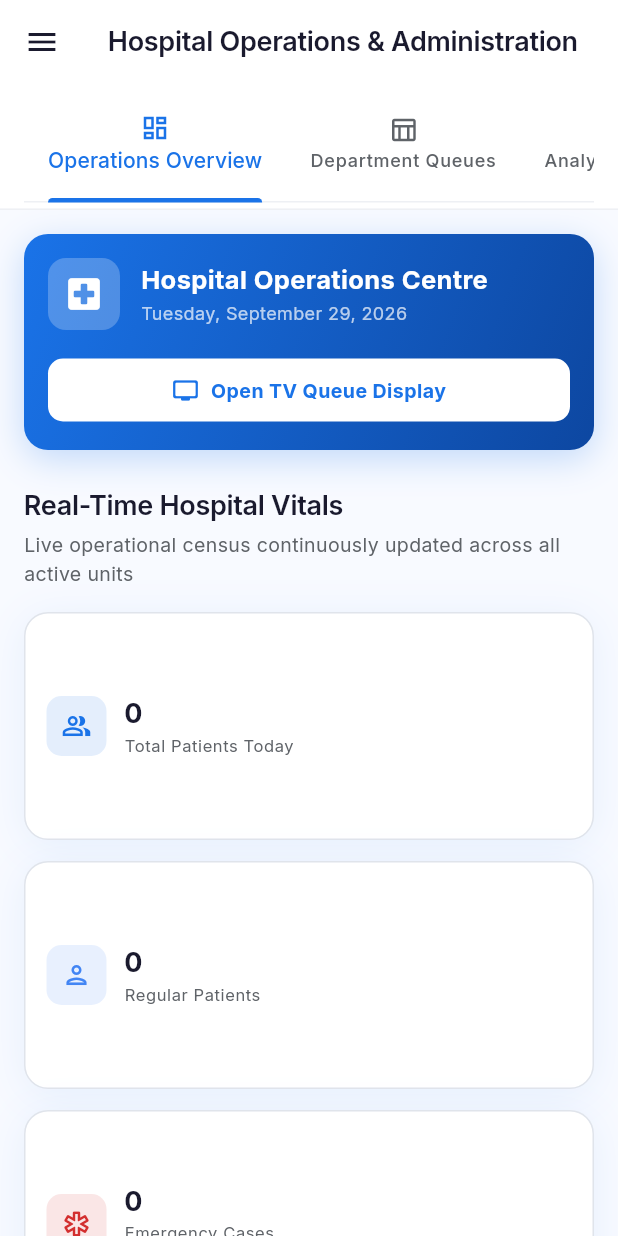
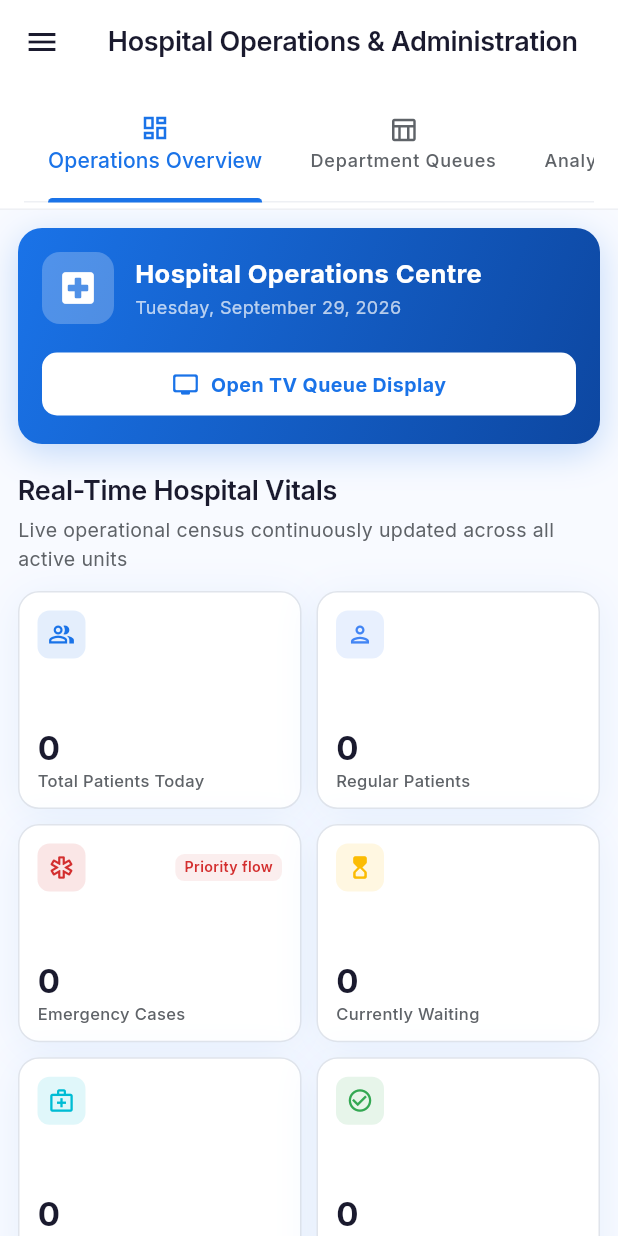
Before and after one commit to Daniel-the-creator/diagnosis-system, a Flutter app: the AdminDashboardView screen opened by its route, on a phone screen of 412 x 824 dp. Run offline on Flutter 3.47's test engine with Material 3 defaults, Android fonts, the light colour scheme and no system bars; our stand-ins replace cloud_firestore, firebase_auth, firebase_core, fl_chart, flutter_tts, get; accounts and stored records are empty.

Commit message:
fix: make Super Admin Operations Overview 100% responsive with 2-column mobile KPI grid and adaptive cards

```diff
--- a/lib/views/admin/admin_dashboard_view.dart
+++ b/lib/views/admin/admin_dashboard_view.dart
@@ -138,24 +138,27 @@ class _OperationsOverviewTab extends StatelessWidget {
   @override
   Widget build(BuildContext context) {
     return LayoutBuilder(builder: (context, constraints) {
-      final isSmall = constraints.maxWidth < 700;
+      final width = constraints.maxWidth;
+      final isMobile = width < 600;
+      final padding = width < 420 ? 12.0 : (isMobile ? 16.0 : 28.0);
+
       return SingleChildScrollView(
-        padding: EdgeInsets.all(isSmall ? 16 : 28),
+        padding: EdgeInsets.all(padding),
         child: Column(
           crossAxisAlignment: CrossAxisAlignment.start,
           children: [
             // ── Welcome Banner ──────────────────────────────────
             _OperationsHeader(),
-            const SizedBox(height: 24),
+            SizedBox(height: isMobile ? 18 : 24),
 
             // ── 12 Real-Time Operational KPIs ───────────────────
             const Text('Real-Time Hospital Vitals', style: AppTextStyles.titleLarge),
             const SizedBox(height: 4),
             const Text('Live operational census continuously updated across all active units',
                 style: TextStyle(color: AppColors.textSecondary, fontSize: 13)),
-            const SizedBox(height: 16),
+            SizedBox(height: isMobile ? 12 : 16),
             Obx(() => _buildRealtimeKpiGrid(context, ctrl)),
-            const SizedBox(height: 32),
+            SizedBox(height: isMobile ? 24 : 32),
 
             // ── Pending Staff Approvals ─────────────────────────
             Obx(() => _PendingStaffSection(
@@ -166,7 +169,7 @@ class _OperationsOverviewTab extends StatelessWidget {
 
             // ── Quick Department Access ─────────────────────────
             const Text('Operational Stations & Command Units', style: AppTextStyles.titleLarge),
-            const SizedBox(height: 16),
+            SizedBox(height: isMobile ? 12 : 16),
             _QuickActions(),
           ],
         ),
@@ -192,23 +195,24 @@ class _OperationsOverviewTab extends StatelessWidget {
 
     return LayoutBuilder(builder: (ctx, constraints) {
       final width = constraints.maxWidth;
-      final crossCount = width > 1200
+      final crossCount = width > 1150
           ? 4
           : (width > 800
               ? 3
-              : (width > 520 ? 2 : 1));
-      final childAspectRatio = width > 1200
+              : (width > 320 ? 2 : 1));
+      final childAspectRatio = width > 1150
           ? 1.55
           : (width > 800
               ? 1.45
-              : (width > 520 ? 1.6 : 2.5));
+              : (width > 320 ? 1.30 : 2.4));
+      final spacing = width > 600 ? 14.0 : 10.0;
 
       return GridView.count(
         shrinkWrap: true,
         physics: const NeverScrollableScrollPhysics(),
         crossAxisCount: crossCount,
-        crossAxisSpacing: 14,
-        mainAxisSpacing: 14,
+        crossAxisSpacing: spacing,
+        mainAxisSpacing: spacing,
         childAspectRatio: childAspectRatio,
         children: kpis
             .map((c) => StatCardWidget(
@@ -1710,6 +1714,38 @@ class _QuickActions extends StatelessWidget {
       (Icons.hotel_rounded, 'Wards & Admissions', const Color(0xFF1565C0), AppRoutes.admissionDashboard),
       (Icons.tv_rounded, 'Queue Display TV', const Color(0xFF0284C7), AppRoutes.digitalQueueDisplay),
     ];
+
+    return LayoutBuilder(builder: (context, constraints) {
+      final isSmall = constraints.maxWidth < 650;
+      if (isSmall) {
+        return GridView.count(
+          shrinkWrap: true,
+          physics: const NeverScrollableScrollPhysics(),
+          crossAxisCount: 2,
+          crossAxisSpacing: 10,
+          mainAxisSpacing: 10,
+          childAspectRatio: 2.7,
+          children: actions.map((a) {
+            return OutlinedButton.icon(
+              onPressed: () => Get.offNamed(a.$4),
+              icon: Icon(a.$1, color: a.$3, size: 16),
+              label: Text(
+                a.$2,
+                style: TextStyle(fontSize: 11.5, fontWeight: FontWeight.w600, color: a.$3),
+                maxLines: 1,
+                overflow: TextOverflow.ellipsis,
+              ),
+              style: OutlinedButton.styleFrom(
+                foregroundColor: a.$3,
+                side: BorderSide(color: a.$3.withValues(alpha: 0.35)),
+                padding: const EdgeInsets.symmetric(horizontal: 8, vertical: 8),
+                shape: RoundedRectangleBorder(borderRadius: BorderRadius.circular(10)),
+              ),
+            );
+          }).toList(),
+        );
+      }
+
       return Wrap(
         spacing: 12,
         runSpacing: 12,
@@ -1727,6 +1763,7 @@ class _QuickActions extends StatelessWidget {
                 ))
             .toList(),
       );
+    });
   }
 }
 
@@ -1747,10 +1784,12 @@ class _PendingStaffSection extends StatelessWidget {
     return Column(
       crossAxisAlignment: CrossAxisAlignment.start,
       children: [
-        Row(
+        Wrap(
+          crossAxisAlignment: WrapCrossAlignment.center,
+          spacing: 10,
+          runSpacing: 6,
           children: [
             const Text('Pending Staff Verifications', style: AppTextStyles.titleLarge),
-            const SizedBox(width: 12),
             Container(
               padding: const EdgeInsets.symmetric(horizontal: 10, vertical: 4),
               decoration: BoxDecoration(color: AppColors.error, borderRadius: BorderRadius.circular(12)),
--- a/lib/widgets/common/stat_card_widget.dart
+++ b/lib/widgets/common/stat_card_widget.dart
@@ -1,7 +1,8 @@
 import 'package:flutter/material.dart';
 import '../../core/theme/app_colors.dart';
-import '../../core/theme/app_text_styles.dart';
 
+/// Clean, responsive stat card widget designed to scale gracefully from mobile phones (2-column grids)
+/// to wide desktop dashboards without text clipping or vertical overflow.
 class StatCardWidget extends StatelessWidget {
   const StatCardWidget({
     super.key,
@@ -27,109 +28,93 @@ class StatCardWidget extends StatelessWidget {
       child: Container(
         decoration: BoxDecoration(
           color: AppColors.surface,
-          borderRadius: BorderRadius.circular(16),
+          borderRadius: BorderRadius.circular(14),
           border: Border.all(color: AppColors.border),
           boxShadow: AppColors.cardShadow,
         ),
         child: LayoutBuilder(
           builder: (context, constraints) {
-            final isCompact = constraints.maxHeight < 155 || constraints.maxWidth < 175;
-
-            if (isCompact) {
-              return Padding(
-                padding: const EdgeInsets.symmetric(horizontal: 14, vertical: 12),
-                child: Row(
-                  children: [
-                    Container(
-                      width: 40,
-                      height: 40,
-                      decoration: BoxDecoration(
-                        color: color.withValues(alpha: 0.12),
-                        borderRadius: BorderRadius.circular(10),
-                      ),
-                      child: Icon(icon, color: color, size: 20),
-                    ),
-                    const SizedBox(width: 12),
-                    Expanded(
-                      child: Column(
-                        crossAxisAlignment: CrossAxisAlignment.start,
-                        mainAxisAlignment: MainAxisAlignment.center,
-                        children: [
-                          FittedBox(
-                            fit: BoxFit.scaleDown,
-                            alignment: Alignment.centerLeft,
-                            child: Text(value, style: AppTextStyles.titleLarge.copyWith(fontWeight: FontWeight.bold)),
-                          ),
-                          Text(
-                            title,
-                            style: AppTextStyles.caption.copyWith(color: AppColors.textSecondary, fontSize: 11),
-                            maxLines: 1,
-                            overflow: TextOverflow.ellipsis,
-                          ),
-                          if (subtitle != null)
-                            Text(
-                              subtitle!,
-                              style: AppTextStyles.caption.copyWith(color: color, fontSize: 10, fontWeight: FontWeight.w500),
-                              maxLines: 1,
-                              overflow: TextOverflow.ellipsis,
-                            ),
-                        ],
-                      ),
-                    ),
-                    if (onTap != null)
-                      const Icon(Icons.arrow_forward_ios, size: 12, color: AppColors.textHint),
-                  ],
-                ),
-              );
-            }
+            final isSmall = constraints.maxWidth < 195 || constraints.maxHeight < 140;
 
             return Padding(
-              padding: const EdgeInsets.all(18),
+              padding: EdgeInsets.all(isSmall ? 12 : 16),
               child: Column(
                 crossAxisAlignment: CrossAxisAlignment.start,
                 mainAxisAlignment: MainAxisAlignment.spaceBetween,
                 children: [
+                  // Top Row: Icon + optional badge/indicator
                   Row(
                     mainAxisAlignment: MainAxisAlignment.spaceBetween,
                     children: [
                       Container(
-                        width: 44,
-                        height: 44,
+                        width: isSmall ? 32 : 40,
+                        height: isSmall ? 32 : 40,
                         decoration: BoxDecoration(
                           color: color.withValues(alpha: 0.12),
-                          borderRadius: BorderRadius.circular(12),
+                          borderRadius: BorderRadius.circular(isSmall ? 8 : 10),
                         ),
-                        child: Icon(icon, color: color, size: 22),
+                        child: Icon(icon, color: color, size: isSmall ? 18 : 22),
                       ),
-                      if (onTap != null)
-                        const Icon(Icons.arrow_forward_ios, size: 14, color: AppColors.textHint),
+                      if (subtitle != null)
+                        Flexible(
+                          child: Container(
+                            padding: const EdgeInsets.symmetric(horizontal: 6, vertical: 2),
+                            margin: const EdgeInsets.only(left: 6),
+                            decoration: BoxDecoration(
+                              color: color.withValues(alpha: 0.08),
+                              borderRadius: BorderRadius.circular(6),
+                            ),
+                            child: Text(
+                              subtitle!,
+                              style: TextStyle(
+                                color: color,
+                                fontSize: isSmall ? 9.5 : 11,
+                                fontWeight: FontWeight.w600,
+                              ),
+                              maxLines: 1,
+                              overflow: TextOverflow.ellipsis,
+                            ),
+                          ),
+                        )
+                      else if (onTap != null)
+                        Icon(Icons.arrow_forward_ios, size: isSmall ? 12 : 14, color: AppColors.textHint),
                     ],
                   ),
-                  const SizedBox(height: 10),
-                  FittedBox(
-                    fit: BoxFit.scaleDown,
-                    alignment: Alignment.centerLeft,
-                    child: Text(value, style: AppTextStyles.statValue),
+
+                  // Middle & Bottom: Value and Title
+                  Column(
+                    crossAxisAlignment: CrossAxisAlignment.start,
+                    mainAxisSize: MainAxisSize.min,
+                    children: [
+                      FittedBox(
+                        fit: BoxFit.scaleDown,
+                        alignment: Alignment.centerLeft,
+                        child: Text(
+                          value,
+                          style: TextStyle(
+                            fontFamily: 'Inter',
+                            fontSize: isSmall ? 22 : 28,
+                            fontWeight: FontWeight.bold,
+                            color: AppColors.textPrimary,
+                            height: 1.1,
+                          ),
+                        ),
+                      ),
+                      const SizedBox(height: 3),
+                      Text(
+                        title,
+                        style: TextStyle(
+                          fontFamily: 'Inter',
+                          fontSize: isSmall ? 11 : 13,
+                          fontWeight: FontWeight.w500,
+                          color: AppColors.textSecondary,
+                          height: 1.2,
+                        ),
+                        maxLines: 2,
+                        overflow: TextOverflow.ellipsis,
+                      ),
+                    ],
                   ),
-                  const SizedBox(height: 2),
-                  Text(
-                    title,
-                    style: AppTextStyles.statLabel,
-                    maxLines: 2,
-                    overflow: TextOverflow.ellipsis,
-                  ),
-                  if (subtitle != null) ...[
-                    const SizedBox(height: 2),
-                    Text(
-                      subtitle!,
-                      style: AppTextStyles.caption.copyWith(
-                        color: color,
-                        fontWeight: FontWeight.w500,
-                      ),
-                      maxLines: 1,
-                      overflow: TextOverflow.ellipsis,
-                    ),
-                  ],
                 ],
               ),
             );
```
Lines whose indentation alone changed are shown as unchanged.
